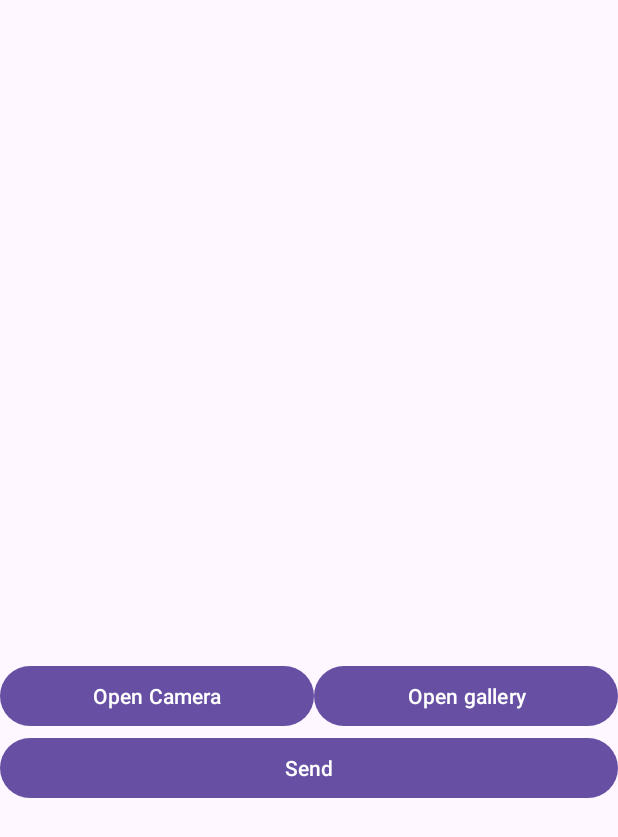
After one commit to ClaryGlt/Mauvaise_Ruelle, an Android app: the CameraAdAddActivity screen opened directly, with no data from a screen before it, on a phone screen of 412 x 824 dp. The commit adds this screen. Shown: the top 837 px of the screen. Run offline under Robolectric (Android 15) with nearby library versions, the phone set to English and light mode, and no system bars.

Commit message:
And they could smell your fear like blood

```diff
--- a/app/src/main/AndroidManifest.xml
+++ b/app/src/main/AndroidManifest.xml
@@ -12,6 +12,9 @@
         android:supportsRtl="true"
         android:theme="@style/Theme.LaMauvaiseRuelle"
         tools:targetApi="31">
+        <activity
+            android:name=".CameraAdAddActivity"
+            android:exported="false" />
         <activity
             android:name=".AdViewActivity"
             android:exported="false" />
--- /dev/null
+++ b/app/src/main/java/com/example/lamauvaiseruelle/CameraAdAddActivity.java
@@ -0,0 +1,91 @@
+package com.example.lamauvaiseruelle;
+
+import androidx.activity.result.ActivityResult;
+import androidx.activity.result.ActivityResultCallback;
+import androidx.activity.result.ActivityResultLauncher;
+import androidx.activity.result.contract.ActivityResultContracts;
+import androidx.appcompat.app.AppCompatActivity;
+
+import android.app.Activity;
+import android.content.Intent;
+import android.graphics.Bitmap;
+import android.net.Uri;
+import android.os.Bundle;
+import android.provider.MediaStore;
+import android.view.View;
+import android.widget.Button;
+import android.widget.ImageView;
+import android.widget.TextView;
+
+public class CameraAdAddActivity extends AppCompatActivity {
+
+    // Define the button and imageview type variable
+    Button camera_open_id;
+    Button gallery_open_id;
+    ImageView click_image_id;
+
+    ActivityResultLauncher<Intent> cameraActivityResultLauncher = registerForActivityResult( new ActivityResultContracts.StartActivityForResult(), new ActivityResultCallback<ActivityResult>() {
+        @Override
+        public void onActivityResult(ActivityResult result) {
+            if (result.getResultCode() == Activity.RESULT_OK) {
+                Intent data = result.getData();
+                Bitmap image = (Bitmap) data.getExtras().get("data");
+                click_image_id.setImageBitmap(image);
+            }
+        }
+    });
+
+    ActivityResultLauncher<Intent> galleryActivityResultLauncher = registerForActivityResult( new ActivityResultContracts.StartActivityForResult(), new ActivityResultCallback<ActivityResult>() {
+        @Override
+        public void onActivityResult(ActivityResult result) {
+            if (result.getResultCode() == Activity.RESULT_OK) {
+                Intent data = result.getData();
+                Uri image = (Uri) result.getData().getData();
+                click_image_id.setImageURI(image);
+            }
+        }
+    });
+
+    @Override
+    protected void onCreate(Bundle savedInstanceState) {
+        super.onCreate(savedInstanceState);
+        setContentView(R.layout.activity_camera_ad_add); // Complete with the identifier of your activity
+
+        camera_open_id = findViewById(R.id.button_camera_open_id);
+        gallery_open_id = findViewById(R.id.button_gallery_open_id);
+        click_image_id = findViewById(R.id.imageview_click_image_id);
+
+        // Camera_open button is for open the camera and add the setOnClickListener in this button
+        camera_open_id.setOnClickListener(v -> {
+            Intent camera = new Intent(MediaStore.ACTION_IMAGE_CAPTURE);
+            cameraActivityResultLauncher.launch(camera);
+        });
+
+        gallery_open_id.setOnClickListener(v -> {
+            Intent gallery = new Intent(Intent.ACTION_PICK, MediaStore.Images.Media.EXTERNAL_CONTENT_URI);
+            galleryActivityResultLauncher.launch(gallery);
+        });
+/*
+        Button send = findViewById(R.id.button_send_id);
+
+        send.setOnClickListener(new View.OnClickListener() {
+            @Override
+            public void onClick(View v) {
+
+                ImageView image = findViewById(R.id. ...);
+                TextView title = findViewById(R.id. ...);
+                TextView address = findViewById(R.id. ...);
+
+                Intent intent = new Intent(CameraAdAddActivity.this, AdListViewActivity.class);
+                intent.putExtra("image", R.drawable. ...); // Add a drawable image because image management is not implemented.
+                intent.putExtra("title",  ...);
+                intent.putExtra("address", ...);
+                startActivity(intent);
+            }
+
+
+        });
+
+ */
+    }
+}
--- a/app/src/main/res/layout/activity_ad_add.xml
+++ b/app/src/main/res/layout/activity_ad_add.xml
@@ -29,6 +29,12 @@
                 android:layout_height="400sp"
                 android:src="@drawable/echelle_telescopique" />
 
+
+            <Button
+                android:id="@+id/button_foto"
+                android:layout_width="match_parent"
+                android:layout_height="wrap_content"
+                android:text="AJOUTER UNE FOTO" />
 
             <com.google.android.material.textfield.TextInputLayout
                 android:id="@+id/TitreInputLayout"
--- /dev/null
+++ b/app/src/main/res/layout/activity_camera_ad_add.xml
@@ -0,0 +1,51 @@
+<?xml version="1.0" encoding="utf-8"?>
+<androidx.constraintlayout.widget.ConstraintLayout xmlns:android="http://schemas.android.com/apk/res/android"
+    xmlns:app="http://schemas.android.com/apk/res-auto"
+    xmlns:tools="http://schemas.android.com/tools"
+    android:id="@+id/camera_constraint_layout"
+    android:layout_width="match_parent"
+    android:layout_height="match_parent"
+    tools:context=".CameraAdAddActivity">
+
+    <LinearLayout
+        android:id="@+id/camera_linear_layout"
+        android:layout_width="match_parent"
+        android:layout_height="match_parent"
+        android:orientation="vertical"
+        app:layout_constraintStart_toStartOf="parent"
+        app:layout_constraintTop_toTopOf="parent">
+
+        <ImageView
+            android:id="@+id/imageview_click_image_id"
+            android:layout_width="match_parent"
+            android:layout_height="440dp"
+             />
+
+        <LinearLayout
+            android:layout_width="match_parent"
+            android:layout_height="wrap_content"
+            android:orientation="horizontal">
+
+            <Button
+                android:id="@+id/button_camera_open_id"
+                android:layout_width="wrap_content"
+                android:layout_height="wrap_content"
+                android:layout_weight="1"
+                android:text="Open Camera" />
+
+            <Button
+                android:id="@+id/button_gallery_open_id"
+                android:layout_width="wrap_content"
+                android:layout_height="wrap_content"
+                android:layout_weight="1"
+                android:text="Open gallery" />
+        </LinearLayout>
+
+        <Button
+            android:id="@+id/button_send_id"
+            android:layout_width="match_parent"
+            android:layout_height="wrap_content"
+            android:text="Send" />
+
+    </LinearLayout>
+</androidx.constraintlayout.widget.ConstraintLayout>
```
Also changed, not shown: app/src/main/java/com/example/lamauvaiseruelle/AdAddActivity.java (+9 -0 lines).
